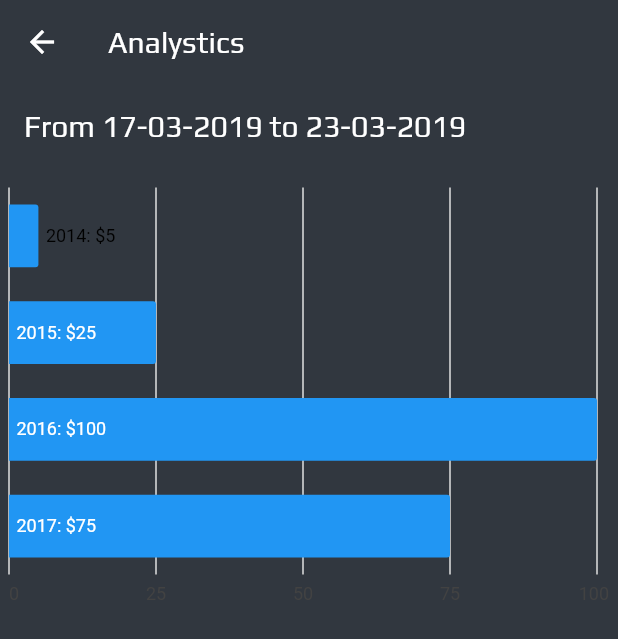
After one commit to lmp95/mobile-expense, a Flutter app: the WeekAnalystics screen opened directly, on a phone screen of 412 x 824 dp. The commit adds this screen. Shown: the top 639 px of the screen. Run offline on Flutter 3.47's test engine with Material 2 defaults, Android fonts, the phone set to English and light mode, and no system bars; our stand-ins replace charts_flutter, flutter_slidable, month_picker_dialog, percent_indicator, sqflite; missing offline and left inert: flutter_calendar, flutter_picker; accounts and stored records are empty.

```diff
--- /dev/null
+++ b/lib/Views/Analystics/Week/weekly_analystics_main.dart
@@ -0,0 +1,122 @@
+import 'package:flutter/material.dart';
+import 'package:intl/intl.dart';
+import 'package:charts_flutter/flutter.dart' as charts;
+// import '../../../Models/Analystic/categories.dart';
+
+class WeekAnalystics extends StatefulWidget {
+  @override
+  _WeekAnalysticsState createState() => _WeekAnalysticsState();
+}
+
+class _WeekAnalysticsState extends State<WeekAnalystics> {
+  RegExp reg = new RegExp(r'(\d{1,3})(?=(\d{3})+(?!\d))');
+  Function mathFunc = (Match match) => '${match[1]},';
+  DateFormat _dateFormat = DateFormat("dd-MM-yyyy");
+  DateTime currentDate = DateTime.now();
+  String startDate;
+  String endDate;
+  var series;
+  @override
+  void initState() {
+    super.initState();
+    setDate();
+    _createChart();
+  }
+
+  var data = [
+    new OrdinalSales('2014', 5),
+    new OrdinalSales('2015', 25),
+    new OrdinalSales('2016', 100),
+    new OrdinalSales('2017', 75),
+  ];
+
+  _createChart() {
+    series = [
+      charts.Series<OrdinalSales, String>(
+          id: 'Sales',
+          domainFn: (OrdinalSales sales, _) => sales.year,
+          measureFn: (OrdinalSales sales, _) => sales.sales,
+          data: data,
+          labelAccessorFn: (OrdinalSales sales, _) =>
+              '${sales.year}: \$${sales.sales.toString()}')
+    ];
+  }
+
+  setDate() {
+    if (currentDate.weekday == 7) {
+      startDate = _dateFormat.format(currentDate);
+      endDate = _dateFormat.format(currentDate.add(Duration(days: 6)));
+    } else if (currentDate.weekday == 1) {
+      startDate = _dateFormat.format(currentDate.subtract(Duration(days: 1)));
+      endDate = _dateFormat.format(currentDate.add(Duration(days: 5)));
+    } else if (currentDate.weekday == 2) {
+      startDate = _dateFormat.format(currentDate.subtract(Duration(days: 2)));
+      endDate = _dateFormat.format(currentDate.add(Duration(days: 4)));
+    } else if (currentDate.weekday == 3) {
+      startDate = _dateFormat.format(currentDate.subtract(Duration(days: 3)));
+      endDate = _dateFormat.format(currentDate.add(Duration(days: 3)));
+    } else if (currentDate.weekday == 4) {
+      startDate = _dateFormat.format(currentDate.subtract(Duration(days: 4)));
+      endDate = _dateFormat.format(currentDate.add(Duration(days: 2)));
+    } else if (currentDate.weekday == 5) {
+      startDate = _dateFormat.format(currentDate.subtract(Duration(days: 5)));
+      endDate = _dateFormat.format(currentDate.add(Duration(days: 1)));
+    } else {
+      startDate = _dateFormat.format(currentDate.subtract(Duration(days: 6)));
+      endDate = _dateFormat.format(currentDate.add(Duration(days: 0)));
+    }
+  }
+
+  @override
+  Widget build(BuildContext context) {
+    var device = MediaQuery.of(context).size;
+    return OrientationBuilder(
+      builder: (context, orientation) {
+        return Scaffold(
+          backgroundColor: Color(0xFF31373F),
+          appBar: AppBar(
+            elevation: 0.0,
+            title: Text("Analystics"),
+          ),
+          body: SingleChildScrollView(
+            child: Column(
+              children: <Widget>[
+                Container(
+                  alignment: Alignment.centerLeft,
+                  padding:
+                      EdgeInsets.symmetric(horizontal: 16.0, vertical: 16.0),
+                  child: Text(
+                    "From $startDate to $endDate",
+                    style: TextStyle(color: Color(0xFFFFFFFF), fontSize: 20.0),
+                  ),
+                ),
+                Container(
+                  width: device.longestSide / 2,
+                  height: 300.0,
+                  child: charts.BarChart(
+                    series,
+                    vertical: false,
+                    barRendererDecorator:
+                        new charts.BarLabelDecorator<String>(),
+                    domainAxis: new charts.OrdinalAxisSpec(
+                        renderSpec: new charts.NoneRenderSpec()),
+                  ),
+                ),
+                Row(
+                  children: <Widget>[Container()],
+                )
+              ],
+            ),
+          ),
+        );
+      },
+    );
+  }
+}
+
+class OrdinalSales {
+  final String year;
+  final int sales;
+
+  OrdinalSales(this.year, this.sales);
+}
--- a/lib/Views/Analystics/Year/dummy_chart_data.dart
+++ b/lib/Views/Analystics/Year/dummy_chart_data.dart
@@ -9,13 +9,13 @@ List<AnnualCategory> dummyList = [
   AnnualCategory(
       category: 3, color: Color(0xFF8661C1), totalAmt: 100, year: "0"),
   AnnualCategory(
-      category: 3, color: Color(0xFF7097A8), totalAmt: 100, year: "0"),
+      category: 4, color: Color(0xFF7097A8), totalAmt: 100, year: "0"),
   AnnualCategory(
-      category: 3, color: Color(0xFF1EA896), totalAmt: 100, year: "0"),
+      category: 5, color: Color(0xFF1EA896), totalAmt: 100, year: "0"),
   AnnualCategory(
-      category: 3, color: Color(0xFFF5853F), totalAmt: 100, year: "0"),
+      category: 6, color: Color(0xFFF5853F), totalAmt: 100, year: "0"),
   AnnualCategory(
-      category: 3, color: Color(0xFFFFE787), totalAmt: 100, year: "0"),
+      category: 7, color: Color(0xFFFFE787), totalAmt: 100, year: "0"),
   AnnualCategory(
-      category: 3, color: Color(0xFF19647E), totalAmt: 100, year: "0"),
+      category: 8, color: Color(0xFF19647E), totalAmt: 100, year: "0"),
 ];
```
Also changed, not shown: lib/Database/expense_db.dart (+19 -0 lines), lib/Views/Analystics/Year/analystics_main_year.dart (+14 -10 lines), lib/Views/Analystics/Year/category_list.dart (+88 -9 lines), lib/Views/Analystics/Year/year_exp_list.dart (added, +152 -0 lines), lib/Views/LandingPage/navigate_btns.dart (+9 -1 lines).
